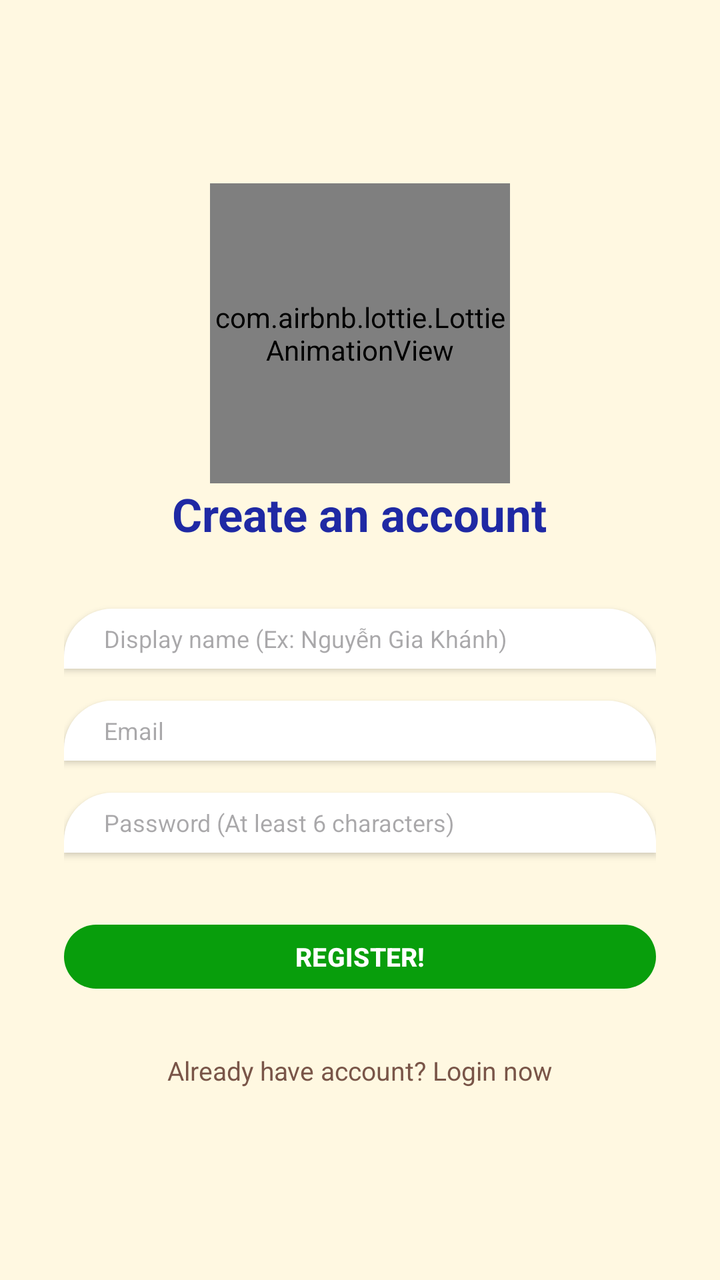
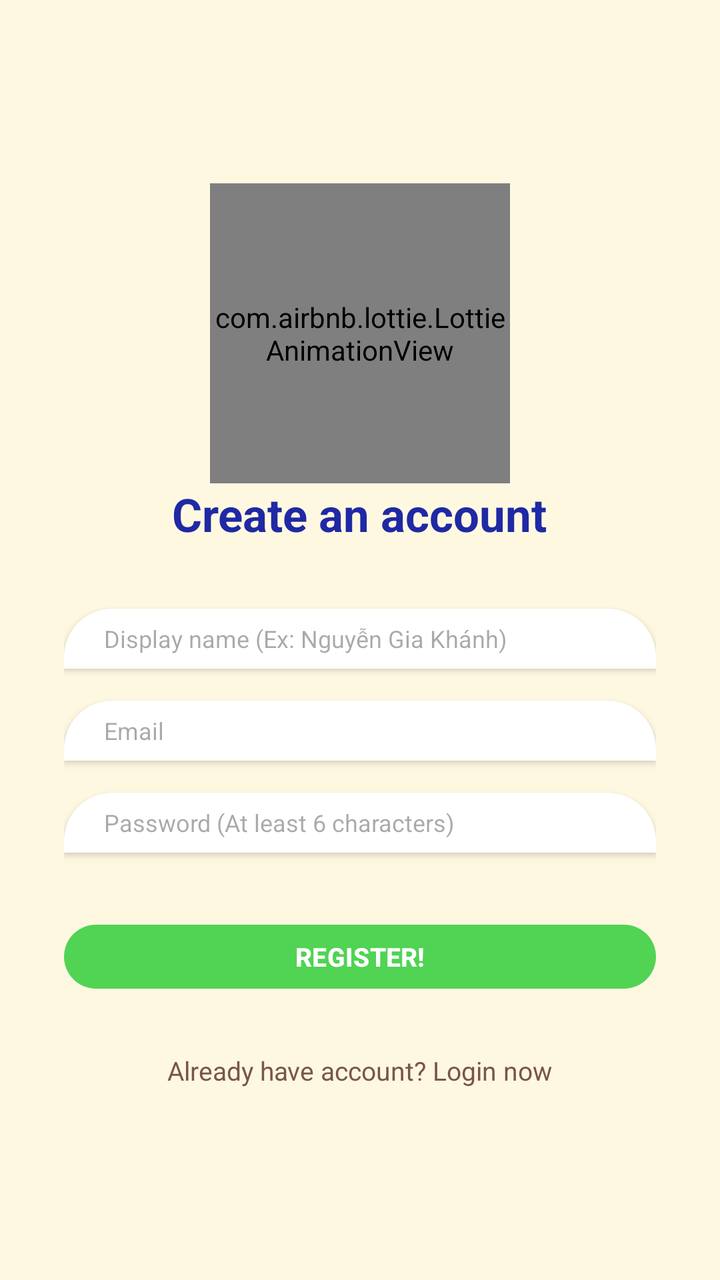

Two renders of the same Android screen: before a commit and after it. Below are the layout's source before the change and the commit's diff.
<!-- AndroidManifest.xml: application theme Theme.LingoEnglishApp -->
<!-- res/layout/activity_register.xml -->
<?xml version="1.0" encoding="utf-8"?>
<LinearLayout xmlns:android="http://schemas.android.com/apk/res/android"
    xmlns:app="http://schemas.android.com/apk/res-auto"
    android:layout_width="match_parent"
    android:layout_height="match_parent"
    android:background="@color/colorBackground"
    android:gravity="center"
    android:orientation="vertical"
    android:padding="32dp">

    

    

    <com.airbnb.lottie.LottieAnimationView
        android:layout_width="150dp"
        android:layout_height="150dp"
        app:lottie_autoPlay="true"
        app:lottie_loop="true"
        app:lottie_rawRes="@raw/corgi_animation2" />

    <TextView
        android:layout_width="wrap_content"
        android:layout_height="wrap_content"
        android:layout_marginBottom="32dp"
        android:text="Create an account"
        android:textColor="@color/colorPrimaryDark"
        android:textSize="23sp"
        android:textStyle="bold" />

    <EditText
        android:id="@+id/edtName"
        android:layout_width="match_parent"
        android:layout_height="30dp"
        android:background="@drawable/bg_bottom_sheet"
        android:elevation="2dp"
        android:textSize="12sp"
        android:textColor="@color/black"
        android:hint="Display name (Ex: Nguyễn Gia Khánh)"
        android:inputType="textPersonName"
        android:paddingHorizontal="20dp" />

    
    <EditText
        android:id="@+id/edtEmailReg"
        android:layout_width="match_parent"
        android:layout_height="30dp"
        android:layout_marginTop="16dp"
        android:background="@drawable/bg_bottom_sheet"
        android:elevation="2dp"
        android:textSize="12sp"
        android:textColor="@color/black"
        android:hint="Email"
        android:inputType="textEmailAddress"
        android:paddingHorizontal="20dp" />

    
    <EditText
        android:id="@+id/edtPasswordReg"
        android:layout_width="match_parent"
        android:layout_height="30dp"
        android:layout_marginTop="16dp"
        android:background="@drawable/bg_bottom_sheet"
        android:elevation="2dp"
        android:textSize="12sp"
        android:textColor="@color/black"
        android:hint="Password (At least 6 characters)"
        android:inputType="textPassword"
        android:paddingHorizontal="20dp" />

    <com.google.android.material.button.MaterialButton
        android:id="@+id/btnRegister"
        android:layout_width="match_parent"
        android:layout_height="40dp"
        android:layout_marginTop="32dp"
        android:text="REGISTER!"
        android:textSize="13sp"
        android:textStyle="bold"
        app:backgroundTint="@color/colorSuccess"
        app:cornerRadius="16dp" />

    <TextView
        android:id="@+id/tvGoToLogin"
        android:layout_width="wrap_content"
        android:layout_height="wrap_content"
        android:layout_marginTop="24dp"
        android:padding="4dp"
        android:text="Already have account? Login now"
        android:textColor="@color/colorTextSecondary"
        android:textSize="13sp" />

</LinearLayout>
<!-- resources referenced by this layout -->
<resources>
  <color name="black">#000000</color>
  <color name="colorBackground">#FFF8E1</color>
  <color name="colorPrimaryDark">#1F29A4</color>
  <color name="colorSuccess">#089E0C</color>
  <color name="colorTextSecondary">#795548</color>
  <!-- drawable bg_bottom_sheet (drawable) -->
  <?xml version="1.0" encoding="utf-8"?>
  <shape xmlns:android="http://schemas.android.com/apk/res/android"
      android:shape="rectangle">
  
      
      <solid android:color="#FFFFFF" />
  
      
      <corners
          android:topLeftRadius="24dp"
          android:topRightRadius="24dp" />
  
  </shape>
  <style name="Theme.LingoEnglishApp" parent="Base.Theme.LingoEnglishApp" />
  <style name="Base.Theme.LingoEnglishApp" parent="Theme.Material3.DayNight.NoActionBar">
          
          
      </style>
</resources>

<!-- the commit's change to res/layout/activity_register.xml (unified diff, before → after) -->
@@ -76,7 +76,7 @@
         android:text="REGISTER!"
         android:textSize="13sp"
         android:textStyle="bold"
-        app:backgroundTint="@color/colorSuccess"
+        app:backgroundTint="#51D354"
         app:cornerRadius="16dp" />
 
     <TextView
<!-- resource entries referenced after the edit -->
@@ -3,7 +3,6 @@
   <color name="black">#000000</color>
   <color name="colorBackground">#FFF8E1</color>
   <color name="colorPrimaryDark">#1F29A4</color>
-  <color name="colorSuccess">#089E0C</color>
   <color name="colorTextSecondary">#795548</color>
   <!-- drawable bg_bottom_sheet (drawable) -->
   <?xml version="1.0" encoding="utf-8"?>
